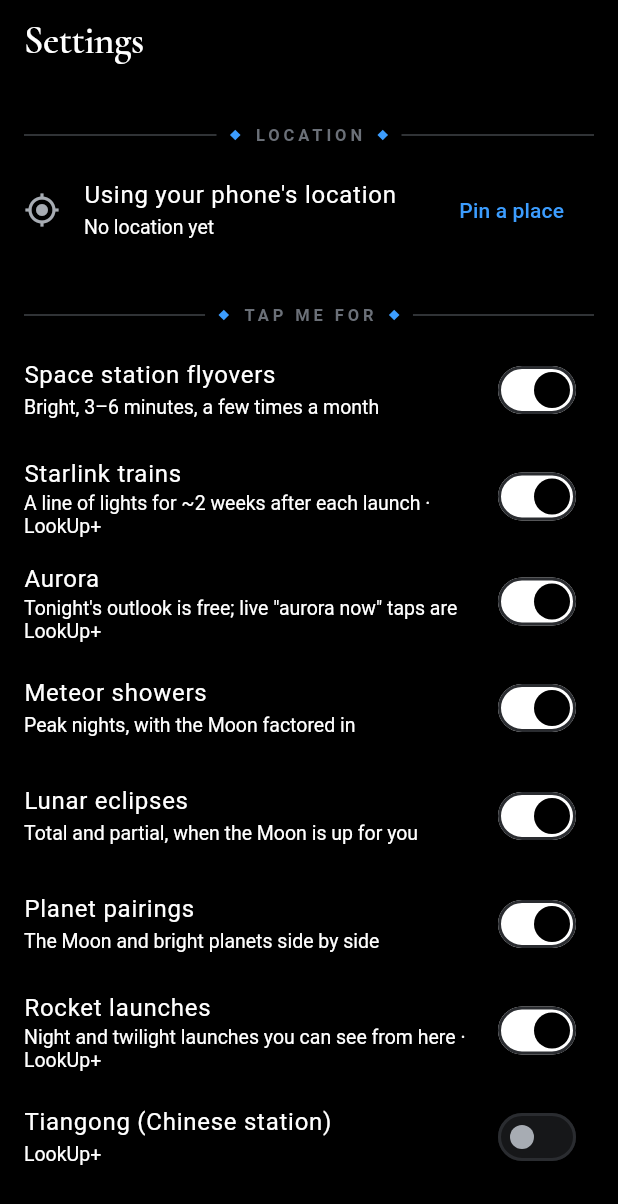
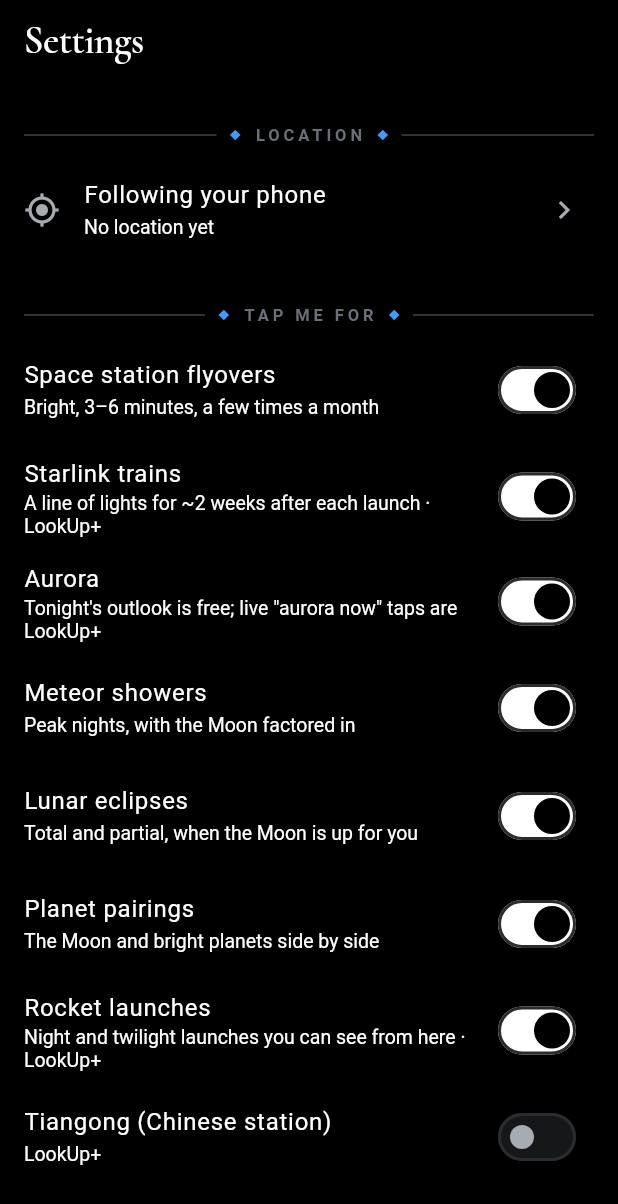
Before and after one commit to brilliant-disruptions/lookup, a Flutter app: the SettingsScreen screen opened directly, on a phone screen of 412 x 824 dp. Shown: the top 1204 px of the screen. Run offline on Flutter 3.47's test engine with Material 3 defaults, Android fonts, the phone set to English and light mode, and no system bars; our stand-ins replace camera, flutter_local_notifications, flutter_riverpod, flutter_timezone, geolocator, in_app_purchase and 3 more; missing offline and left inert: add_2_calendar, flutter_rotation_sensor, home_widget, satellite_observer, workmanager; accounts and stored records are empty; network calls fail; statements that could not run were skipped.

Commit message:
Add to calendar and saved places
- Upcoming events get an Add to calendar button (system new-event screen,
  pre-filled; transits padded to a minute either side).
- Places: follow the phone, or switch between saved places found by
  search (Open-Meteo geocoding) or saved from where you stand. Replaces
  the raw latitude/longitude pin dialog; the Now header opens it.
- Android package-visibility queries for the calendar and maps intents.

Co-Authored-By: Claude Opus 5.5 <noreply@anthropic.com>
Claude-Session: https://claude.ai/code/session_013pwKe1W1VGMUKyirPvA5YA

```diff
--- a/lib/domain/models/settings.dart
+++ b/lib/domain/models/settings.dart
@@ -29,6 +29,23 @@ class QuietHours {
 
 enum LocationMode { auto, pinned }
 
+/// A place the user saved: home, the cabin, a trip.
+class SavedPlace {
+  const SavedPlace({required this.name, required this.latitude, required this.longitude});
+  final String name;
+  final double latitude;
+  final double longitude;
+
+  bool sameSpot(double lat, double lon) => (latitude - lat).abs() < 1e-4 && (longitude - lon).abs() < 1e-4;
+
+  Map<String, Object?> toJson() => {'n': name, 'la': latitude, 'lo': longitude};
+  factory SavedPlace.fromJson(Map<String, Object?> j) => SavedPlace(
+        name: j['n'] as String? ?? '',
+        latitude: (j['la'] as num).toDouble(),
+        longitude: (j['lo'] as num).toDouble(),
+      );
+}
+
 class LookUpSettings {
   const LookUpSettings({
     this.latitude,
@@ -55,6 +72,7 @@ class LookUpSettings {
     this.minIssPeakElevationDeg = 25,
     this.minStarlinkPeakElevationDeg = 20,
     this.onboarded = false,
+    this.places = const [],
   });
 
   final double? latitude;
@@ -86,7 +104,25 @@ class LookUpSettings {
   final double minStarlinkPeakElevationDeg;
   final bool onboarded;
 
+  /// Saved places to switch between. The active one is the pinned
+  /// [latitude]/[longitude] when [locationMode] is pinned.
+  final List<SavedPlace> places;
+
   bool get hasLocation => latitude != null && longitude != null;
+
+  /// Pin [p] as the active place (adding it to [places] if new).
+  LookUpSettings usePlace(SavedPlace p) => copyWith(
+        locationMode: LocationMode.pinned,
+        latitude: p.latitude,
+        longitude: p.longitude,
+        placeName: p.name,
+        places: places.any((x) => x.sameSpot(p.latitude, p.longitude)) ? places : [...places, p],
+      );
+
+  /// The saved place currently in use, if any.
+  SavedPlace? get activePlace => locationMode == LocationMode.pinned && hasLocation
+      ? places.where((p) => p.sameSpot(latitude!, longitude!)).firstOrNull
+      : null;
 
   /// Cloud cover above which an event is "cloudy" (suppressed when
   /// [clearSkyOnly]).
@@ -117,6 +153,7 @@ class LookUpSettings {
     double? minIssPeakElevationDeg,
     double? minStarlinkPeakElevationDeg,
     bool? onboarded,
+    List<SavedPlace>? places,
   }) =>
       LookUpSettings(
         latitude: latitude ?? this.latitude,
@@ -145,6 +182,7 @@ class LookUpSettings {
         minStarlinkPeakElevationDeg:
             minStarlinkPeakElevationDeg ?? this.minStarlinkPeakElevationDeg,
         onboarded: onboarded ?? this.onboarded,
+        places: places ?? this.places,
       );
 
   Map<String, Object?> toJson() => {
@@ -172,6 +210,7 @@ class LookUpSettings {
         'minIssPeakElevationDeg': minIssPeakElevationDeg,
         'minStarlinkPeakElevationDeg': minStarlinkPeakElevationDeg,
         'onboarded': onboarded,
+        'places': [for (final p in places) p.toJson()],
       };
 
   factory LookUpSettings.fromJson(Map<String, Object?> j) {
@@ -207,6 +246,10 @@ class LookUpSettings {
           (j['minStarlinkPeakElevationDeg'] as num?)?.toDouble() ??
               d.minStarlinkPeakElevationDeg,
       onboarded: j['onboarded'] as bool? ?? d.onboarded,
+      places: [
+        for (final p in (j['places'] as List? ?? const []))
+          if (p is Map) SavedPlace.fromJson(p.cast<String, Object?>()),
+      ],
     );
   }
 }
--- a/lib/ui/settings_screen.dart
+++ b/lib/ui/settings_screen.dart
@@ -6,6 +6,7 @@ import '../state/providers.dart';
 import 'demo.dart';
 import 'fancy/ornament_rule.dart';
 import 'paywall_sheet.dart';
+import 'places_screen.dart';
 import 'theme.dart';
 
 class SettingsScreen extends ConsumerWidget {
@@ -28,21 +29,16 @@ class SettingsScreen extends ConsumerWidget {
           const _Header('Location'),
           ListTile(
             leading: const Icon(Icons.my_location),
-            title: Text(s.locationMode == LocationMode.auto ? 'Using your phone\'s location' : 'Pinned place'),
+            title: Text(s.locationMode == LocationMode.auto
+                ? 'Following your phone'
+                : (s.placeName?.isNotEmpty ?? false) ? s.placeName! : 'Pinned place'),
             subtitle: Text(s.hasLocation
-                ? '${s.latitude!.toStringAsFixed(2)}, ${s.longitude!.toStringAsFixed(2)}${s.placeName != null ? ' · ${s.placeName}' : ''}'
+                ? '${s.latitude!.toStringAsFixed(2)}, ${s.longitude!.toStringAsFixed(2)}'
+                    '${s.places.isEmpty ? '' : ' · ${s.places.length} saved place${s.places.length == 1 ? '' : 's'}'}'
                 : 'No location yet'),
-            trailing: TextButton(
-              onPressed: () => _pinDialog(context, s, set),
-              child: Text(s.locationMode == LocationMode.auto ? 'Pin a place' : 'Change'),
-            ),
+            trailing: const Icon(Icons.chevron_right),
+            onTap: () => openPlaces(context),
           ),
-          if (s.locationMode == LocationMode.pinned)
-            ListTile(
-              leading: const SizedBox(width: 24),
-              title: const Text('Use my phone\'s location instead'),
-              onTap: () => set((s) => s.copyWith(locationMode: LocationMode.auto, placeName: '')),
-            ),
           const _Header('Tap me for'),
           SwitchListTile(
             value: s.issEnabled,
@@ -210,33 +206,6 @@ class SettingsScreen extends ConsumerWidget {
     await set((s) => s.copyWith(
         quietHours: QuietHours(startMinute: start.hour * 60 + start.minute, endMinute: end.hour * 60 + end.minute)));
   }
-
-  Future<void> _pinDialog(BuildContext context, LookUpSettings s,
-      Future<void> Function(LookUpSettings Function(LookUpSettings)) set) async {
-    final name = TextEditingController(text: s.placeName ?? '');
-    final lat = TextEditingController(text: s.latitude?.toStringAsFixed(4) ?? '');
-    final lon = TextEditingController(text: s.longitude?.toStringAsFixed(4) ?? '');
-    final ok = await showDialog<bool>(
-      context: context,
-      builder: (ctx) => AlertDialog(
-        title: const Text('Pin a place'),
-        content: Column(mainAxisSize: MainAxisSize.min, children: [
-          TextField(controller: name, decoration: const InputDecoration(labelText: 'Name (e.g. Nashville)')),
-          TextField(controller: lat, decoration: const InputDecoration(labelText: 'Latitude'), keyboardType: const TextInputType.numberWithOptions(decimal: true, signed: true)),
-          TextField(controller: lon, decoration: const InputDecoration(labelText: 'Longitude'), keyboardType: const TextInputType.numberWithOptions(decimal: true, signed: true)),
-        ]),
-        actions: [
-          TextButton(onPressed: () => Navigator.pop(ctx, false), child: const Text('Cancel')),
-          FilledButton(onPressed: () => Navigator.pop(ctx, true), child: const Text('Pin')),
-        ],
-      ),
-    );
-    if (ok != true) return;
-    final la = double.tryParse(lat.text), lo = double.tryParse(lon.text);
-    if (la == null || lo == null || la.abs() > 90 || lo.abs() > 180) return;
-    await set((s) => s.copyWith(
-        locationMode: LocationMode.pinned, latitude: la, longitude: lo, placeName: name.text.trim()));
-  }
 }
 
 class _Header extends StatelessWidget {
```
Also changed, not shown: lib/data/geocoding_client.dart (added, +40 -0 lines), lib/ui/calendar.dart (added, +25 -0 lines), lib/ui/look_sheet.dart (+9 -0 lines), lib/ui/now_screen.dart (+10 -4 lines), lib/ui/places_screen.dart (added, +209 -0 lines), 3 other files.
